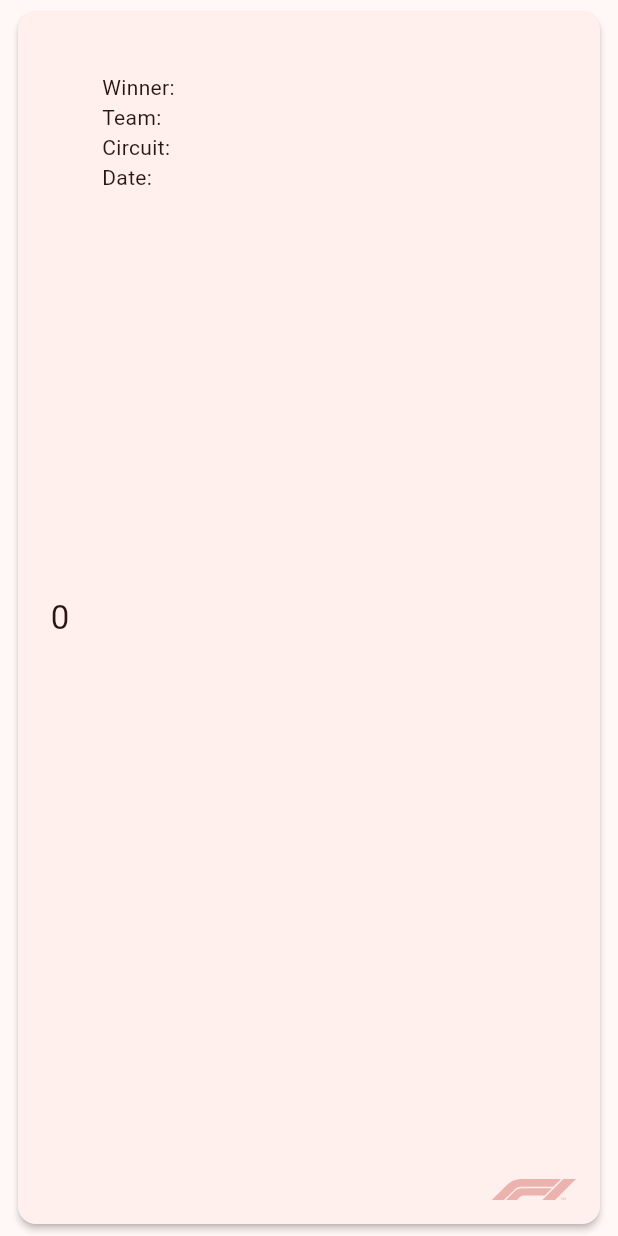
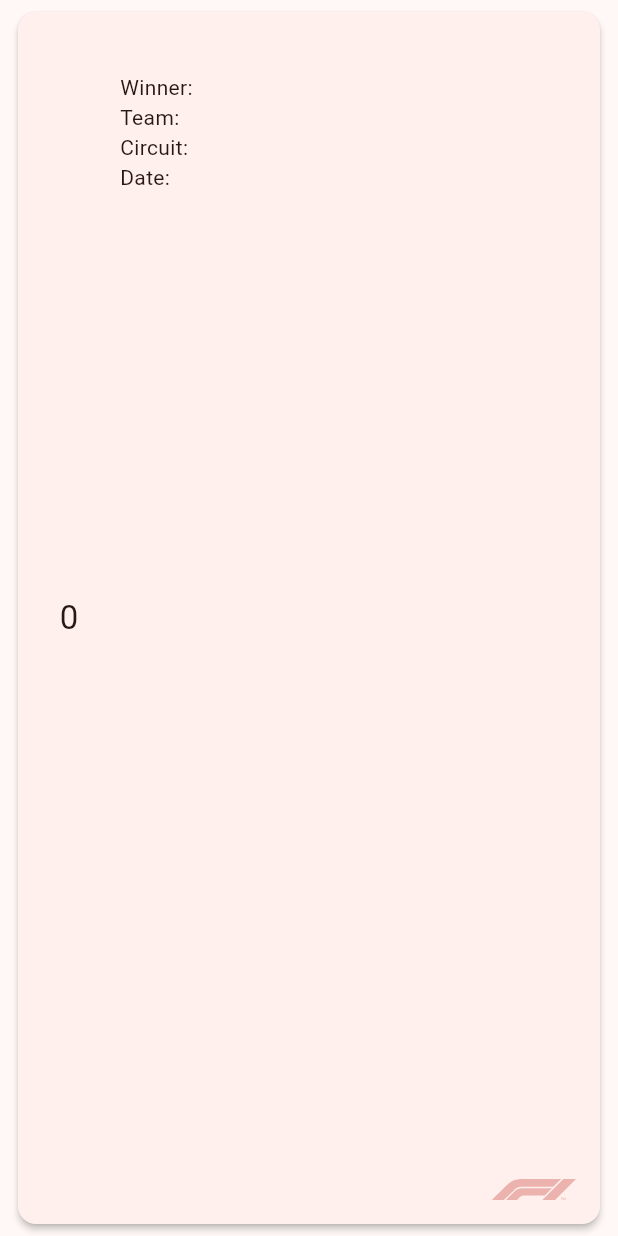
Before and after one commit to shaheerHexaware/F1-assignment, a Flutter app: the RaceListItem widget shown alone on an empty page, opened directly with empty values, on a phone screen of 412 x 824 dp. Run offline on Flutter 3.47's test engine with Material 3 defaults, Android fonts, the phone set to English and light mode, and no system bars; our stand-ins replace flutter_bloc, flutter_svg, freezed_annotation, sqflite; accounts and stored records are empty; network calls fail.

Commit message:
fixed round number on multiple lines issue. Also added trophy to the champion name

```diff
--- a/frontend/lib/presentation/screens/races/ui/races_list_item.dart
+++ b/frontend/lib/presentation/screens/races/ui/races_list_item.dart
@@ -37,7 +37,7 @@ class RaceListItem extends StatelessWidget {
                 crossAxisAlignment: CrossAxisAlignment.center,
                 children: [
                   SizedBox(
-                    width: 24,
+                    width: 36,
                     child: Text(
                       race.round.toString(),
                       style: theme.textTheme.titleLarge,
@@ -51,7 +51,9 @@ class RaceListItem extends StatelessWidget {
                       children: [
                         Text(race.name, style: theme.textTheme.titleMedium),
                         const SizedBox(height: 4),
-                        Text('Winner: ${race.driverName}'),
+                        Text(
+                          'Winner: ${race.driverName}${race.isWinnerChampion ? ' 🏆' : ''}',
+                        ),
                         Text('Team: ${race.constructorName}'),
                         Text('Circuit: ${race.circuitName}'),
                         Text('Date: ${race.date}'),
```
Also changed, not shown: 1 other file.
